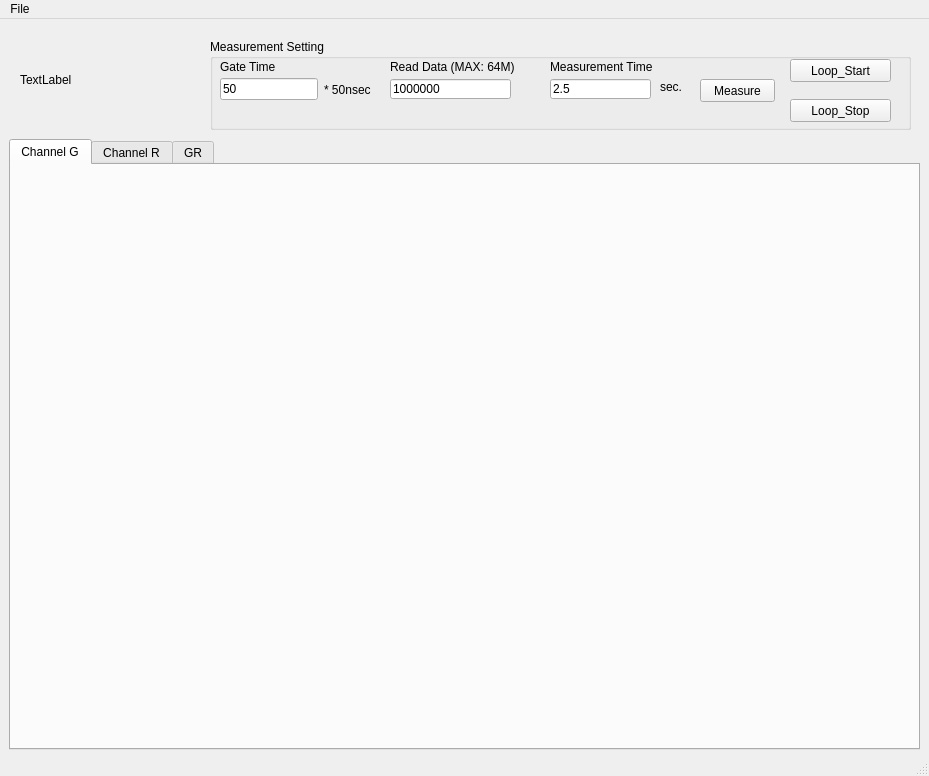
Old version of the form ui/qt_ui_tab.ui in the repository t10823gm/M9003.
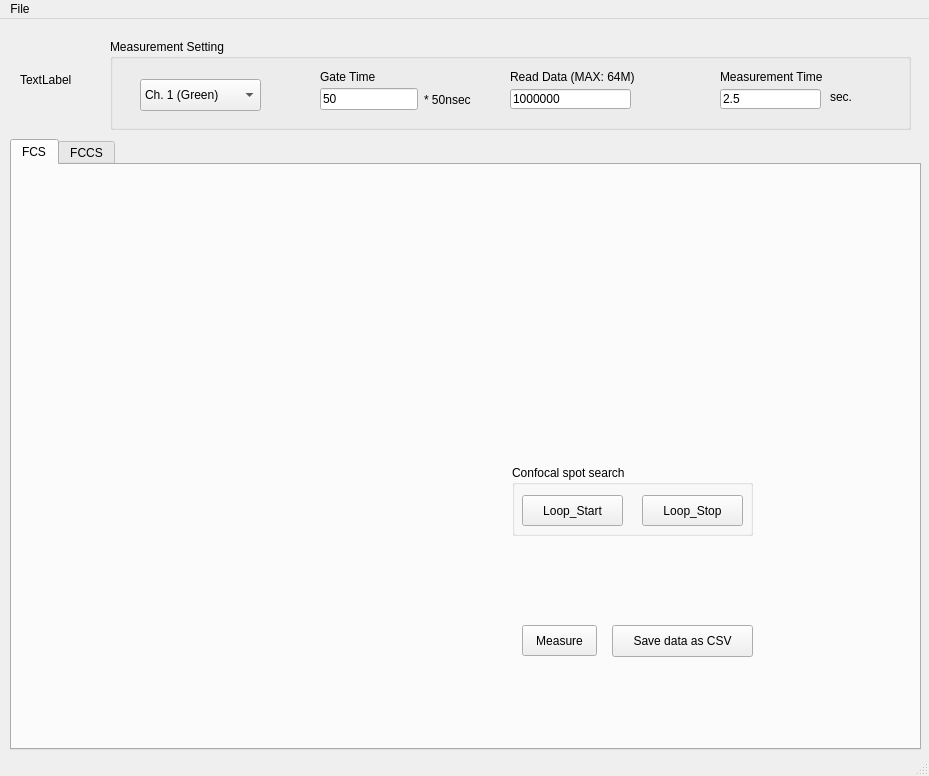
New version of the form. The open tabs and pages were chosen to show the change.

Commit message: change tab contents

The edit to the form file:
```diff
--- a/ui/qt_ui_tab.ui
+++ b/ui/qt_ui_tab.ui
@@ -20,9 +20,9 @@
    <widget class="QGroupBox" name="mSettingBox">
     <property name="geometry">
      <rect>
-      <x>210</x>
+      <x>110</x>
       <y>20</y>
-      <width>701</width>
+      <width>801</width>
       <height>91</height>
      </rect>
     </property>
@@ -32,8 +32,8 @@
     <widget class="QLabel" name="str_gateTime">
      <property name="geometry">
       <rect>
-       <x>10</x>
-       <y>20</y>
+       <x>210</x>
+       <y>30</y>
        <width>81</width>
        <height>16</height>
       </rect>
@@ -51,8 +51,8 @@
     <widget class="QWidget" name="horizontalLayoutWidget">
      <property name="geometry">
       <rect>
-       <x>10</x>
-       <y>30</y>
+       <x>210</x>
+       <y>40</y>
        <width>151</width>
        <height>41</height>
       </rect>
@@ -77,8 +77,8 @@
     <widget class="QLabel" name="str_readData">
      <property name="geometry">
       <rect>
-       <x>180</x>
-       <y>20</y>
+       <x>400</x>
+       <y>30</y>
        <width>141</width>
        <height>16</height>
       </rect>
@@ -96,8 +96,8 @@
     <widget class="QLabel" name="str_mesTime">
      <property name="geometry">
       <rect>
-       <x>340</x>
-       <y>20</y>
+       <x>610</x>
+       <y>30</y>
        <width>121</width>
        <height>16</height>
       </rect>
@@ -112,37 +112,11 @@
       <string>Measurement Time</string>
      </property>
     </widget>
-    <widget class="QPushButton" name="btn_measure">
-     <property name="geometry">
-      <rect>
-       <x>490</x>
-       <y>40</y>
-       <width>75</width>
-       <height>23</height>
-      </rect>
-     </property>
-     <property name="text">
-      <string>Measure</string>
-     </property>
-    </widget>
-    <widget class="QPushButton" name="btn_loopStop">
-     <property name="geometry">
-      <rect>
-       <x>580</x>
-       <y>60</y>
-       <width>101</width>
-       <height>23</height>
-      </rect>
-     </property>
-     <property name="text">
-      <string>Loop_Stop</string>
-     </property>
-    </widget>
     <widget class="QLineEdit" name="m_time">
      <property name="geometry">
       <rect>
-       <x>340</x>
-       <y>40</y>
+       <x>610</x>
+       <y>50</y>
        <width>101</width>
        <height>20</height>
       </rect>
@@ -154,8 +128,8 @@
     <widget class="QLabel" name="str_gateTime_2">
      <property name="geometry">
       <rect>
-       <x>450</x>
-       <y>40</y>
+       <x>720</x>
+       <y>50</y>
        <width>51</width>
        <height>16</height>
       </rect>
@@ -167,8 +141,8 @@
     <widget class="QLineEdit" name="read_data">
      <property name="geometry">
       <rect>
-       <x>180</x>
-       <y>40</y>
+       <x>400</x>
+       <y>50</y>
        <width>121</width>
        <height>20</height>
       </rect>
@@ -177,18 +151,30 @@
       <string>1000000</string>
      </property>
     </widget>
-    <widget class="QPushButton" name="btn_loopStart">
+    <widget class="QComboBox" name="comboBox">
      <property name="geometry">
       <rect>
-       <x>580</x>
-       <y>20</y>
-       <width>101</width>
-       <height>23</height>
+       <x>30</x>
+       <y>40</y>
+       <width>121</width>
+       <height>32</height>
       </rect>
      </property>
-     <property name="text">
-      <string>Loop_Start</string>
-     </property>
+     <item>
+      <property name="text">
+       <string>Ch. 1 (Green)</string>
+      </property>
+     </item>
+     <item>
+      <property name="text">
+       <string>Ch. 2 (Red)</string>
+      </property>
+     </item>
+     <item>
+      <property name="text">
+       <string>Ch. 1, Ch, 2</string>
+      </property>
+     </item>
     </widget>
    </widget>
    <widget class="QLabel" name="logo">
@@ -196,7 +182,7 @@
      <rect>
       <x>20</x>
       <y>10</y>
-      <width>171</width>
+      <width>61</width>
       <height>101</height>
      </rect>
     </property>
@@ -207,7 +193,7 @@
    <widget class="QTabWidget" name="tabWidget">
     <property name="geometry">
      <rect>
-      <x>9</x>
+      <x>10</x>
       <y>120</y>
       <width>911</width>
       <height>611</height>
@@ -218,17 +204,159 @@
     </property>
     <widget class="QWidget" name="tab">
      <attribute name="title">
-      <string>Channel G</string>
+      <string>FCS</string>
      </attribute>
+     <widget class="QWidget" name="verticalLayoutWidget">
+      <property name="geometry">
+       <rect>
+        <x>0</x>
+        <y>0</y>
+        <width>481</width>
+        <height>281</height>
+       </rect>
+      </property>
+      <layout class="QVBoxLayout" name="photonCount"/>
+     </widget>
+     <widget class="QWidget" name="verticalLayoutWidget_2">
+      <property name="geometry">
+       <rect>
+        <x>0</x>
+        <y>290</y>
+        <width>481</width>
+        <height>281</height>
+       </rect>
+      </property>
+      <layout class="QVBoxLayout" name="photonSum"/>
+     </widget>
+     <widget class="QPushButton" name="pushButton">
+      <property name="geometry">
+       <rect>
+        <x>600</x>
+        <y>460</y>
+        <width>141</width>
+        <height>32</height>
+       </rect>
+      </property>
+      <property name="text">
+       <string>Save data as CSV</string>
+      </property>
+     </widget>
+     <widget class="QPushButton" name="btn_measure">
+      <property name="geometry">
+       <rect>
+        <x>510</x>
+        <y>460</y>
+        <width>75</width>
+        <height>31</height>
+       </rect>
+      </property>
+      <property name="text">
+       <string>Measure</string>
+      </property>
+     </widget>
+     <widget class="QWidget" name="verticalLayoutWidget_3">
+      <property name="geometry">
+       <rect>
+        <x>490</x>
+        <y>0</y>
+        <width>411</width>
+        <height>281</height>
+       </rect>
+      </property>
+      <layout class="QVBoxLayout" name="colFunc">
+       <property name="spacing">
+        <number>-1</number>
+       </property>
+      </layout>
+     </widget>
+     <widget class="QGroupBox" name="mSettingBox_2">
+      <property name="geometry">
+       <rect>
+        <x>500</x>
+        <y>300</y>
+        <width>241</width>
+        <height>71</height>
+       </rect>
+      </property>
+      <property name="title">
+       <string>Confocal spot search</string>
+      </property>
+      <widget class="QLabel" name="str_mesTime_2">
+       <property name="geometry">
+        <rect>
+         <x>610</x>
+         <y>30</y>
+         <width>121</width>
+         <height>16</height>
+        </rect>
+       </property>
+       <property name="font">
+        <font>
+         <weight>50</weight>
+         <bold>false</bold>
+        </font>
+       </property>
+       <property name="text">
+        <string>Measurement Time</string>
+       </property>
+      </widget>
+      <widget class="QLineEdit" name="m_time_2">
+       <property name="geometry">
+        <rect>
+         <x>610</x>
+         <y>50</y>
+         <width>101</width>
+         <height>20</height>
+        </rect>
+       </property>
+       <property name="text">
+        <string>2.5</string>
+       </property>
+      </widget>
+      <widget class="QLabel" name="str_gateTime_4">
+       <property name="geometry">
+        <rect>
+         <x>720</x>
+         <y>50</y>
+         <width>51</width>
+         <height>16</height>
+        </rect>
+       </property>
+       <property name="text">
+        <string>sec.</string>
+       </property>
+      </widget>
+      <widget class="QPushButton" name="btn_loopStop">
+       <property name="geometry">
+        <rect>
+         <x>130</x>
+         <y>30</y>
+         <width>101</width>
+         <height>31</height>
+        </rect>
+       </property>
+       <property name="text">
+        <string>Loop_Stop</string>
+       </property>
+      </widget>
+      <widget class="QPushButton" name="btn_loopStart">
+       <property name="geometry">
+        <rect>
+         <x>10</x>
+         <y>30</y>
+         <width>101</width>
+         <height>31</height>
+        </rect>
+       </property>
+       <property name="text">
+        <string>Loop_Start</string>
+       </property>
+      </widget>
+     </widget>
     </widget>
     <widget class="QWidget" name="tab_2">
      <attribute name="title">
-      <string>Channel R</string>
-     </attribute>
-    </widget>
-    <widget class="QWidget" name="tab_3">
-     <attribute name="title">
-      <string>GR</string>
+      <string>FCCS</string>
      </attribute>
     </widget>
    </widget>
```
Left out of the diff: 6 changed lines with no effect on the pictures.
